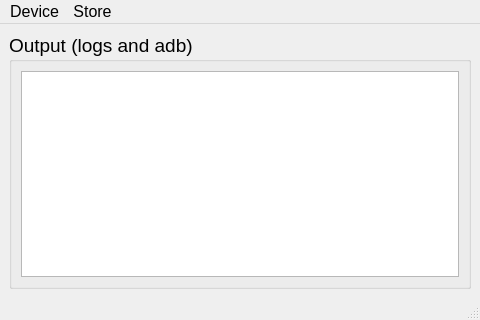
Above: assets/design.ui from Dimaryst/pico4-companion before the change. Below: the same form after it.
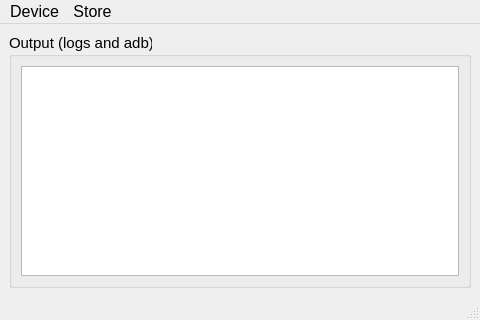
That is the form after the change.

The edit to the form file:
```diff
--- a/assets/design.ui
+++ b/assets/design.ui
@@ -22,6 +22,12 @@
     <height>320</height>
    </size>
   </property>
+  <property name="font">
+   <font>
+    <family>Arial</family>
+    <pointsize>11</pointsize>
+   </font>
+  </property>
   <property name="windowTitle">
    <string>Pico 4 Toolbox</string>
   </property>
@@ -31,7 +37,8 @@
      <widget class="QGroupBox" name="groupBox">
       <property name="font">
        <font>
-        <pointsize>14</pointsize>
+        <family>Arial</family>
+        <pointsize>11</pointsize>
        </font>
       </property>
       <property name="title">
@@ -42,7 +49,7 @@
         <widget class="QTextEdit" name="textEdit">
          <property name="font">
           <font>
-           <pointsize>14</pointsize>
+           <pointsize>11</pointsize>
           </font>
          </property>
         </widget>
```
Left out of the diff: 2 changed lines with no effect on the pictures.
